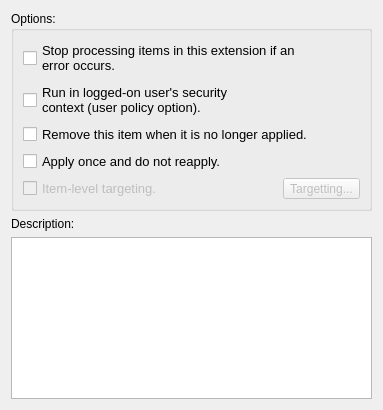
Old version of the form src/plugins/preferences/common/commonview.ui in the repository august-alt/gpui.
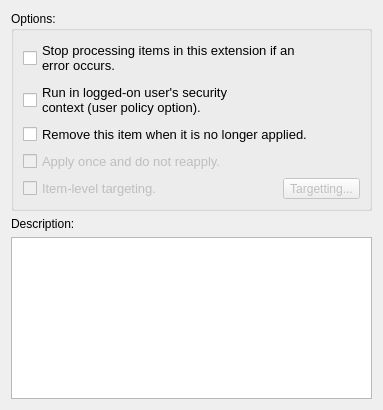
New version of the form.

What changed in the file:
```diff
--- a/src/plugins/preferences/common/commonview.ui
+++ b/src/plugins/preferences/common/commonview.ui
@@ -60,6 +60,9 @@
       </item>
       <item>
        <widget class="QCheckBox" name="applyOnceCheckBox">
+        <property name="enabled">
+         <bool>false</bool>
+        </property>
         <property name="font">
          <font>
           <pointsize>10</pointsize>
```
